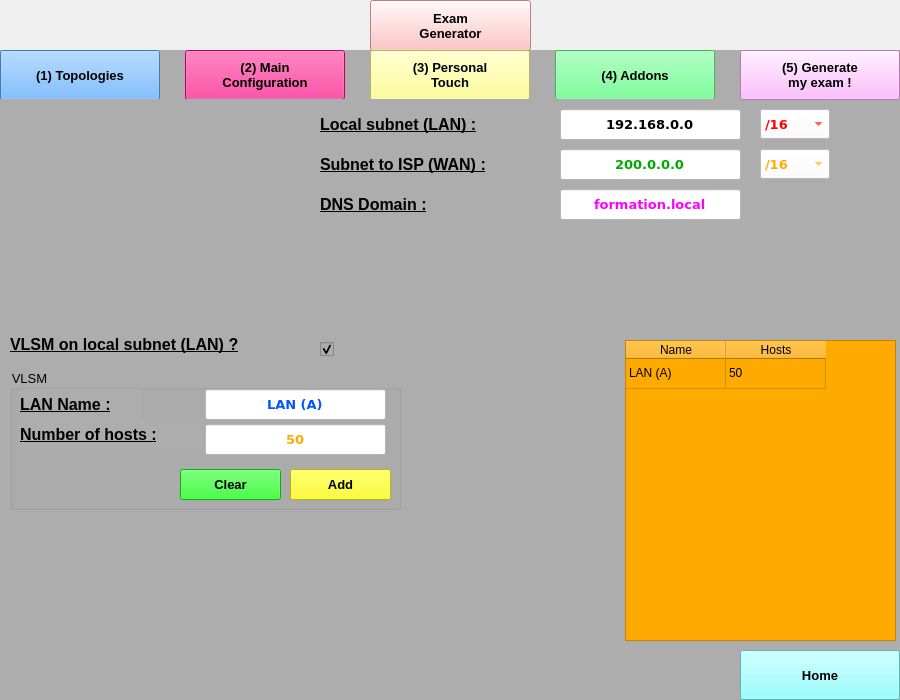
Qt form code/main.ui (momo007Dev/TFE-Networking_toolkit) before a commit.
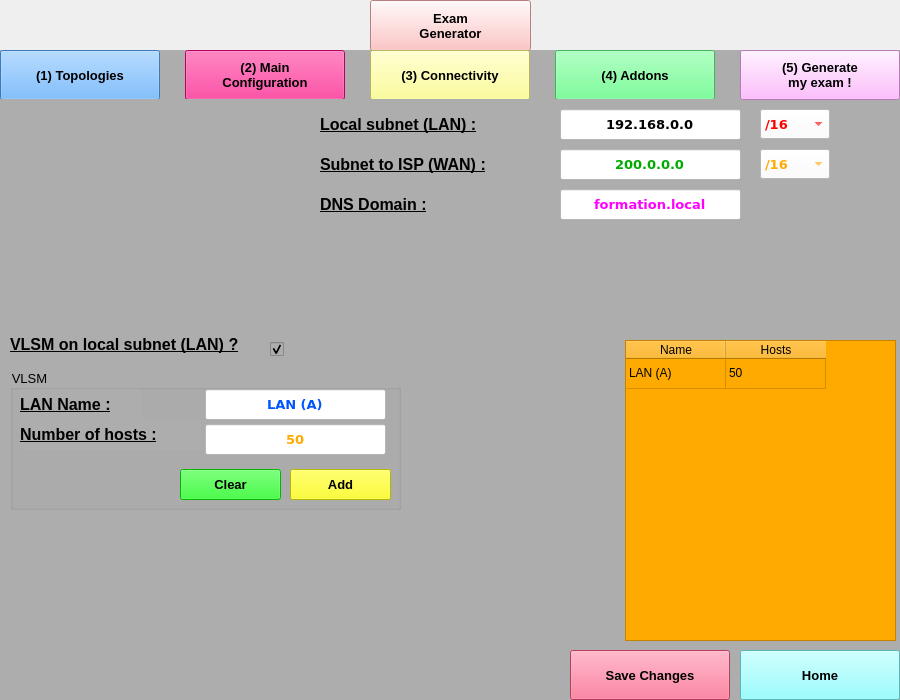
The same form after that commit. The open tabs and pages were chosen to show the change. Icons and pictures are not drawn.

What changed in the file:
```diff
--- a/code/main.ui
+++ b/code/main.ui
@@ -713,7 +713,7 @@
         <x>0</x>
         <y>0</y>
         <width>901</width>
-        <height>50</height>
+        <height>51</height>
        </rect>
       </property>
       <property name="text">
@@ -752,7 +752,7 @@
        <string notr="true">background-color: rgb(173, 173, 173);</string>
       </property>
       <property name="currentIndex">
-       <number>2</number>
+       <number>1</number>
       </property>
       <widget class="QWidget" name="page_1">
        <widget class="QLabel" name="E_p1_label">
@@ -760,7 +760,7 @@
          <rect>
           <x>30</x>
           <y>10</y>
-          <width>291</width>
+          <width>241</width>
           <height>31</height>
          </rect>
         </property>
@@ -866,7 +866,7 @@
          <rect>
           <x>320</x>
           <y>10</y>
-          <width>211</width>
+          <width>171</width>
           <height>31</height>
          </rect>
         </property>
@@ -887,7 +887,7 @@
          <rect>
           <x>320</x>
           <y>50</y>
-          <width>231</width>
+          <width>191</width>
           <height>31</height>
          </rect>
         </property>
@@ -908,7 +908,7 @@
          <rect>
           <x>320</x>
           <y>90</y>
-          <width>141</width>
+          <width>121</width>
           <height>31</height>
          </rect>
         </property>
@@ -929,7 +929,7 @@
          <rect>
           <x>10</x>
           <y>230</y>
-          <width>301</width>
+          <width>251</width>
           <height>31</height>
          </rect>
         </property>
@@ -948,7 +948,7 @@
        <widget class="QCheckBox" name="E_p2_check">
         <property name="geometry">
          <rect>
-          <x>320</x>
+          <x>270</x>
           <y>240</y>
           <width>21</width>
           <height>20</height>
@@ -1358,7 +1358,7 @@
          <set>Qt::AlignCenter</set>
         </property>
         <property name="readOnly">
-         <bool>true</bool>
+         <bool>false</bool>
         </property>
        </widget>
        <widget class="QComboBox" name="E_p2_comboLan">
@@ -2005,7 +2005,7 @@
         <property name="title">
          <string/>
         </property>
-        <widget class="QLabel" name="E_p2_labelLan_13">
+        <widget class="QLabel" name="E_p3_gb2_labelS1">
          <property name="geometry">
           <rect>
            <x>10</x>
@@ -2271,7 +2271,7 @@
           <set>Qt::AlignCenter</set>
          </property>
         </widget>
-        <widget class="QLabel" name="E_p2_labelLan_16">
+        <widget class="QLabel" name="E_p3_gb2_labelS2">
          <property name="geometry">
           <rect>
            <x>10</x>
@@ -2522,7 +2522,7 @@
           <set>Qt::AlignCenter</set>
          </property>
         </widget>
-        <widget class="QLabel" name="E_p2_labelLan_17">
+        <widget class="QLabel" name="E_p3_gb2_labelR1">
          <property name="geometry">
           <rect>
            <x>10</x>
@@ -2716,7 +2716,7 @@
           <set>Qt::AlignCenter</set>
          </property>
         </widget>
-        <widget class="QLabel" name="E_p2_labelLan_18">
+        <widget class="QLabel" name="E_p3_gb2_labelISP">
          <property name="geometry">
           <rect>
            <x>10</x>
@@ -3255,7 +3255,7 @@
           <enum>Qt::Horizontal</enum>
          </property>
         </widget>
-        <widget class="QLabel" name="E_p2_labelLan_19">
+        <widget class="QLabel" name="E_p3_gb2_labelR1_a">
          <property name="geometry">
           <rect>
            <x>210</x>
@@ -3276,7 +3276,7 @@
           <string>(a)</string>
          </property>
         </widget>
-        <widget class="QLabel" name="E_p2_labelLan_20">
+        <widget class="QLabel" name="E_p3_gb2_labelR1_b">
          <property name="geometry">
           <rect>
            <x>210</x>
@@ -3297,7 +3297,7 @@
           <string>(b)</string>
          </property>
         </widget>
-        <widget class="QLabel" name="E_p2_labelLan_21">
+        <widget class="QLabel" name="E_p3_gb2_labelR1_c">
          <property name="geometry">
           <rect>
            <x>210</x>
@@ -3318,7 +3318,7 @@
           <string>(c)</string>
          </property>
         </widget>
-        <widget class="QLabel" name="E_p2_labelLan_22">
+        <widget class="QLabel" name="E_p3_gb2_labelR1_d">
          <property name="geometry">
           <rect>
            <x>210</x>
@@ -3339,7 +3339,7 @@
           <string>(d)</string>
          </property>
         </widget>
-        <widget class="QLabel" name="E_p2_labelLan_23">
+        <widget class="QLabel" name="E_p3_gb2_labelS1_a">
          <property name="geometry">
           <rect>
            <x>210</x>
@@ -3360,7 +3360,7 @@
           <string>(a)</string>
          </property>
         </widget>
-        <widget class="QLabel" name="E_p2_labelLan_24">
+        <widget class="QLabel" name="E_p3_gb2_labelS2_a">
          <property name="geometry">
           <rect>
            <x>210</x>
@@ -3381,7 +3381,7 @@
           <string>(a)</string>
          </property>
         </widget>
-        <widget class="QLabel" name="E_p2_labelLan_25">
+        <widget class="QLabel" name="E_p3_gb2_labelISP_a">
          <property name="geometry">
           <rect>
            <x>210</x>
@@ -3508,8 +3508,7 @@
        <string notr="true">background-color: rgb(255, 255, 127);</string>
       </property>
       <property name="text">
-       <string>(3) Personal 
-Touch</string>
+       <string>(3) Connectivity</string>
       </property>
      </widget>
      <widget class="QPushButton" name="E_btn_4">
@@ -3565,6 +3564,32 @@
 my exam !</string>
       </property>
      </widget>
+     <widget class="QPushButton" name="E_save">
+      <property name="enabled">
+       <bool>true</bool>
+      </property>
+      <property name="geometry">
+       <rect>
+        <x>570</x>
+        <y>650</y>
+        <width>160</width>
+        <height>50</height>
+       </rect>
+      </property>
+      <property name="font">
+       <font>
+        <pointsize>10</pointsize>
+        <weight>75</weight>
+        <bold>true</bold>
+       </font>
+      </property>
+      <property name="styleSheet">
+       <string notr="true">background-color: rgb(255, 85, 127);</string>
+      </property>
+      <property name="text">
+       <string>Save Changes</string>
+      </property>
+     </widget>
      <zorder>E_backColor</zorder>
      <zorder>E_backimg</zorder>
      <zorder>E_btn</zorder>
@@ -3575,6 +3600,7 @@
      <zorder>E_home</zorder>
      <zorder>stackedWidget_2</zorder>
      <zorder>E_btn_5</zorder>
+     <zorder>E_save</zorder>
     </widget>
     <widget class="QWidget" name="Subnet">
      <widget class="QLabel" name="S_backimg">
```
